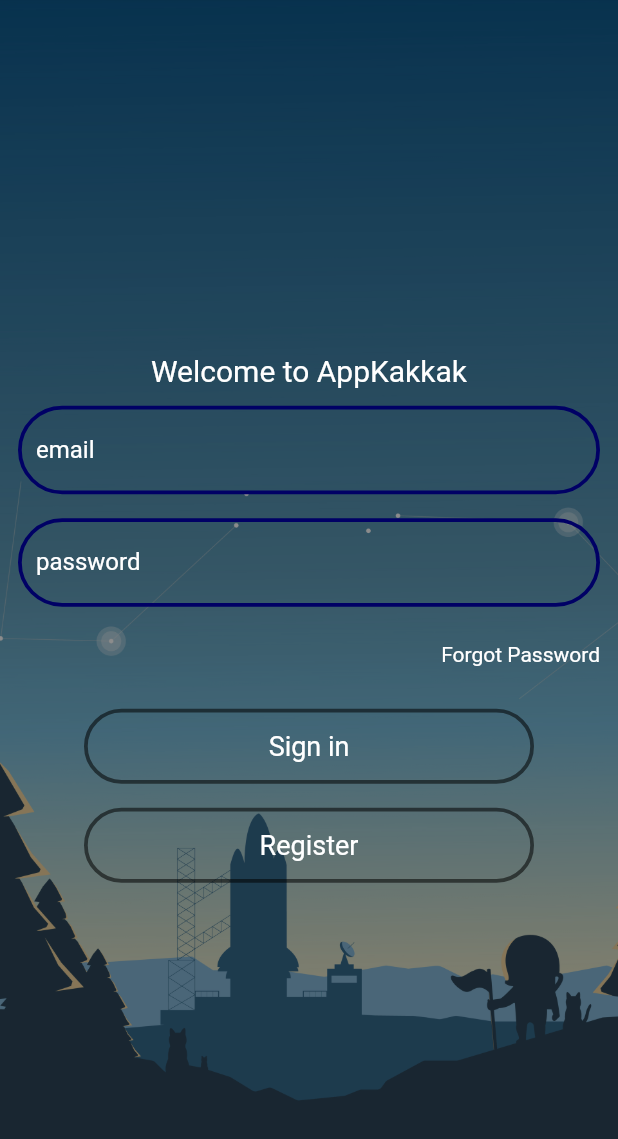
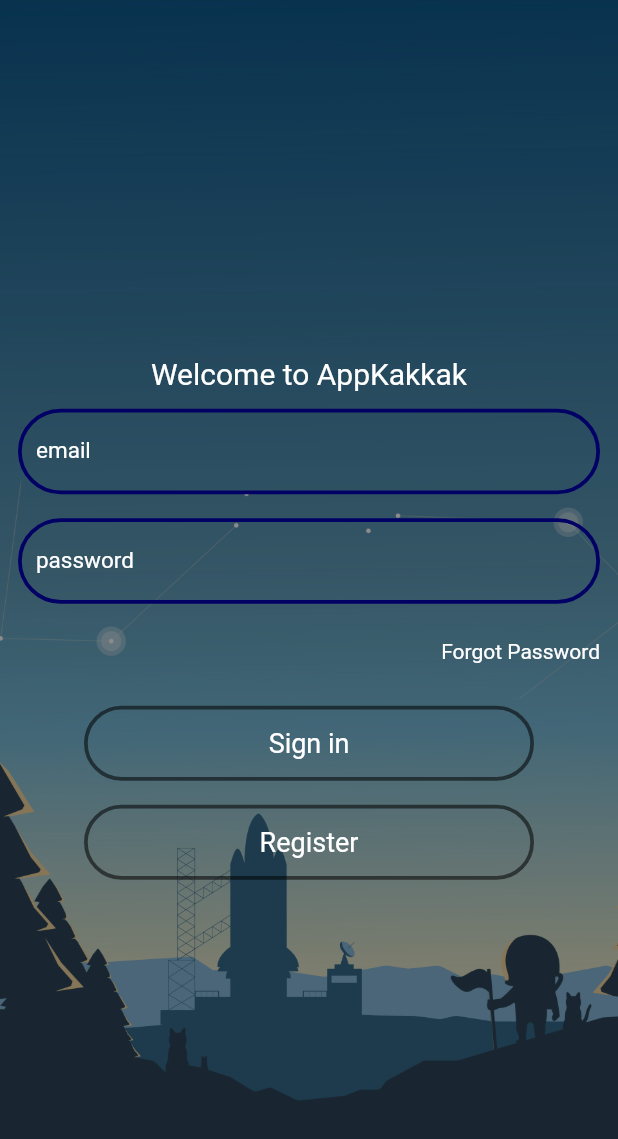
Before and after one commit to bookbang285/Project_Flutter, a Flutter app: the screen it shows after launch, on a phone screen of 412 x 824 dp. Shown: the top 1139 px of the screen. Run offline on Flutter 3.47's test engine with Material 2 defaults, Android fonts, the phone set to English and light mode, and no system bars; our stand-ins replace cloud_firestore, firebase_auth, firebase_core, flutter_easyloading; accounts and stored records are empty; Roboto replaces fonts that are missing (FiraCode).

Commit message:
edit fonts etc.

```diff
--- a/lib/component/signin.dart
+++ b/lib/component/signin.dart
@@ -17,6 +17,7 @@
   _SigninState createState() => _SigninState();
 }
 
+//// Class Hex Color
 class HexColor extends Color {
   static int _getColorFromHex(String hexColor) {
     hexColor = hexColor.toUpperCase().replaceAll("#", "");
@@ -28,6 +29,7 @@
 
   HexColor(final String hexColor) : super(_getColorFromHex(hexColor));
 }
+/////
 
 class _SigninState extends State<Signin> {
   String status;
@@ -42,8 +44,40 @@
     EasyLoading.init();
   }
 
+  void changes(String test, String mode) {
+    if (mode == 'email')
+      email = test;
+    else if (mode == 'password') password = test;
+  }
+
+  Widget textfield1(String text, String func, bool obscure) {
+    return TextField(
+      style: TextStyle(
+        color: Colors.white,
+        fontFamily: 'FiraCode',
+        fontSize: 15,
+      ),
+      onChanged: (word) => changes(word, '$func'),
+      //onChanged: (pass) => password = pass,
+      obscureText: obscure,
+      decoration: InputDecoration(
+        enabledBorder: OutlineInputBorder(
+            borderSide: BorderSide(color: HexColor("000065"), width: 2.5),
+            borderRadius: BorderRadius.circular(30)),
+        focusedBorder: OutlineInputBorder(
+          borderSide: BorderSide(color: HexColor("000065"), width: 2.5),
+          borderRadius: BorderRadius.circular(30),
+        ),
+        labelText: '$text',
+        labelStyle: TextStyle(
+          color: Colors.white,
+          fontFamily: 'FiraCode',
+        ),
+      ),
+    );
+  }
+
   @override //+
-
   Widget build(BuildContext context) {
     return Container(
       decoration: new BoxDecoration(
@@ -62,6 +96,7 @@
               style: TextStyle(
                 color: Colors.white,
                 fontSize: 20,
+                fontFamily: 'FiraCode',
               ),
             ),
           ),
@@ -69,40 +104,9 @@
             padding: EdgeInsets.all(12),
             child: Column(
               children: [
-                TextField(
-                  style: TextStyle(color: Colors.white),
-                  onChanged: (mail) => email = mail,
-                  decoration: InputDecoration(
-                      enabledBorder: OutlineInputBorder(
-                          borderSide:
-                              BorderSide(color: HexColor("000065"), width: 2.5),
-                          borderRadius: BorderRadius.circular(30)),
-                      focusedBorder: OutlineInputBorder(
-                        borderSide:
-                            BorderSide(color: HexColor("000065"), width: 2.5),
-                        borderRadius: BorderRadius.circular(30),
-                      ),
-                      labelText: 'email',
-                      labelStyle: TextStyle(color: Colors.white)),
-                ),
+                textfield1('email', "email", false),
                 Text(""),
-                TextField(
-                  style: TextStyle(color: Colors.white),
-                  onChanged: (pass) => password = pass,
-                  obscureText: true,
-                  decoration: InputDecoration(
-                      enabledBorder: OutlineInputBorder(
-                          borderSide:
-                              BorderSide(color: HexColor("000065"), width: 2.5),
-                          borderRadius: BorderRadius.circular(30)),
-                      focusedBorder: OutlineInputBorder(
-                        borderSide:
-                            BorderSide(color: HexColor("000065"), width: 2.5),
-                        borderRadius: BorderRadius.circular(30),
-                      ),
-                      labelText: 'password',
-                      labelStyle: TextStyle(color: Colors.white)),
-                )
+                textfield1('password', "password", true),
               ],
             ),
           ),
@@ -115,7 +119,10 @@
                   children: [
                     Text(
                       "Forgot Password",
-                      style: TextStyle(color: Colors.white),
+                      style: TextStyle(
+                        color: Colors.white,
+                        fontFamily: 'FiraCode',
+                      ),
                     )
                   ],
                 )
@@ -139,18 +146,19 @@
     );
   }
 
-  void onClickSignOut() async {
-    await FirebaseAuth.instance.signOut();
-    EasyLoading.showSuccess("Sign-Out Complete");
-  }
-
   Container buildRegister() {
     return Container(
         constraints: BoxConstraints.expand(width: 300, height: 50),
         child: InkWell(
-          child: Text("Register",
-              textAlign: TextAlign.center,
-              style: TextStyle(fontSize: 18, color: Colors.white)),
+          child: Text(
+            "Register",
+            textAlign: TextAlign.center,
+            style: TextStyle(
+              fontSize: 18,
+              color: Colors.white,
+              fontFamily: 'FiraCode',
+            ),
+          ),
           onTap: () {
             Navigator.push(
               context,
@@ -170,9 +178,15 @@
     return Container(
         constraints: BoxConstraints.expand(width: 300, height: 50),
         child: InkWell(
-          child: Text("Sign in",
-              textAlign: TextAlign.center,
-              style: TextStyle(fontSize: 18, color: Colors.white)),
+          child: Text(
+            "Sign in",
+            textAlign: TextAlign.center,
+            style: TextStyle(
+              fontSize: 18,
+              color: Colors.white,
+              fontFamily: 'FiraCode',
+            ),
+          ),
           onTap: () {
             onClickSignIn();
           },
@@ -183,6 +197,72 @@
         ),
         margin: EdgeInsets.only(top: 16),
         padding: EdgeInsets.all(12));
+  }
+
+  void onClickSignOut() async {
+    await FirebaseAuth.instance.signOut();
+    EasyLoading.showSuccess("Sign-Out Complete");
+  }
+
+  Future onClickSignIn() async {
+    try {
+      UserCredential userCredential = await FirebaseAuth.instance
+          .signInWithEmailAndPassword(email: "$email", password: "$password");
+      EasyLoading.showSuccess("Sign-in Complete");
+      Navigator.push(
+        context,
+        MaterialPageRoute(builder: (context) => sec()),
+      );
+      print("Email : $email");
+    } on FirebaseAuthException catch (e) {
+      if (e.code == 'user-not-found') {
+        print('No user found for that email.');
+        EasyLoading.showInfo("No user found for that email.");
+      } else if (e.code == 'wrong-password') {
+        print('Wrong password provided for that user.');
+        EasyLoading.showInfo("Wrong password provided for that user.");
+      } else {
+        EasyLoading.showInfo("Please Enter Email and Password");
+      }
+    } catch (error) {
+      print(e);
+    }
+  }
+
+  /*
+  Future createUser() async {
+    try {
+      UserCredential userCredential = await FirebaseAuth.instance
+          .createUserWithEmailAndPassword(
+              email: "$email", password: "$password");
+    } on FirebaseAuthException catch (e) {
+      if (e.code == 'weak-password') {
+        print('The Password is to weak');
+      } else if (e.code == 'email-already-in-use') {
+        print('The account already exists for that email.');
+      }
+    } catch (e) {
+      print(e);
+    }
+  }
+
+  void createData() {
+    final CollectionReference users =
+        FirebaseFirestore.instance.collection('users');
+    users
+        .add({'name': 'Dawn Breaker', 'type': 'strength', 'hp': 1500})
+        .then((value) => print('success'))
+        .catchError((e) => print(e));
+  }
+
+  void UpdateData() {
+    final CollectionReference users =
+        FirebaseFirestore.instance.collection('users');
+    users
+        .doc("RLAw9CXWbpQlEkzOo0Uh")
+        .update({'hp': 1200, 'name': 'Darius', 'type': 'Mage'})
+        .then((value) => print('updated!'))
+        .catchError((e) => print('update error'));
   }
 
   Container buildButtonSignOut() {
@@ -254,62 +334,5 @@
         margin: EdgeInsets.only(top: 16),
         padding: EdgeInsets.all(12));
   }
-
-  Future onClickSignIn() async {
-    try {
-      UserCredential userCredential = await FirebaseAuth.instance
-          .signInWithEmailAndPassword(email: "$email", password: "$password");
-      EasyLoading.showSuccess("Sign-in Complete");
-      Navigator.push(
-        context,
-        MaterialPageRoute(builder: (context) => sec()),
-      );
-      print("Email : $email");
-    } on FirebaseAuthException catch (e) {
-      if (e.code == 'user-not-found') {
-        print('No user found for that email.');
-      } else if (e.code == 'wrong-password') {
-        print('Wrong password provided for that user.');
-      } else {
-        EasyLoading.showInfo("Please Enter Email and Password");
-      }
-    } catch (error) {
-      print(e);
-    }
-  }
-
-  Future createUser() async {
-    try {
-      UserCredential userCredential = await FirebaseAuth.instance
-          .createUserWithEmailAndPassword(
-              email: "$email", password: "$password");
-    } on FirebaseAuthException catch (e) {
-      if (e.code == 'weak-password') {
-        print('The Password is to weak');
-      } else if (e.code == 'email-already-in-use') {
-        print('The account already exists for that email.');
-      }
-    } catch (e) {
-      print(e);
-    }
-  }
-
-  void createData() {
-    final CollectionReference users =
-        FirebaseFirestore.instance.collection('users');
-    users
-        .add({'name': 'Dawn Breaker', 'type': 'strength', 'hp': 1500})
-        .then((value) => print('success'))
-        .catchError((e) => print(e));
-  }
-
-  void UpdateData() {
-    final CollectionReference users =
-        FirebaseFirestore.instance.collection('users');
-    users
-        .doc("RLAw9CXWbpQlEkzOo0Uh")
-        .update({'hp': 1200, 'name': 'Darius', 'type': 'Mage'})
-        .then((value) => print('updated!'))
-        .catchError((e) => print('update error'));
-  }
+  */
 }
```
